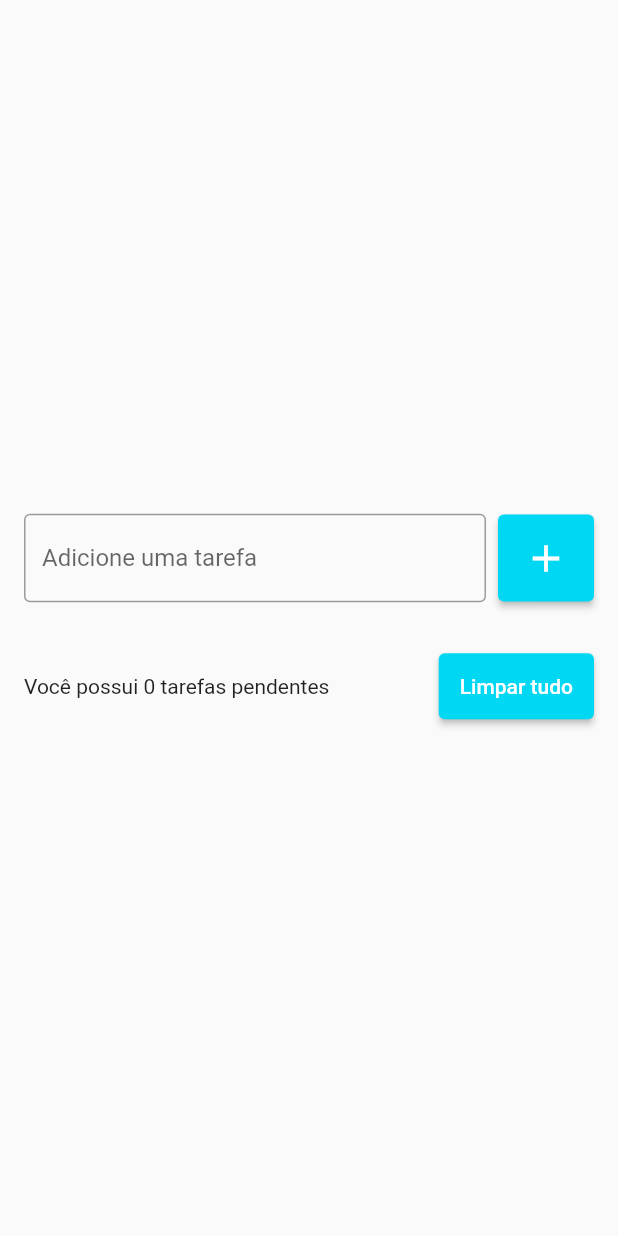
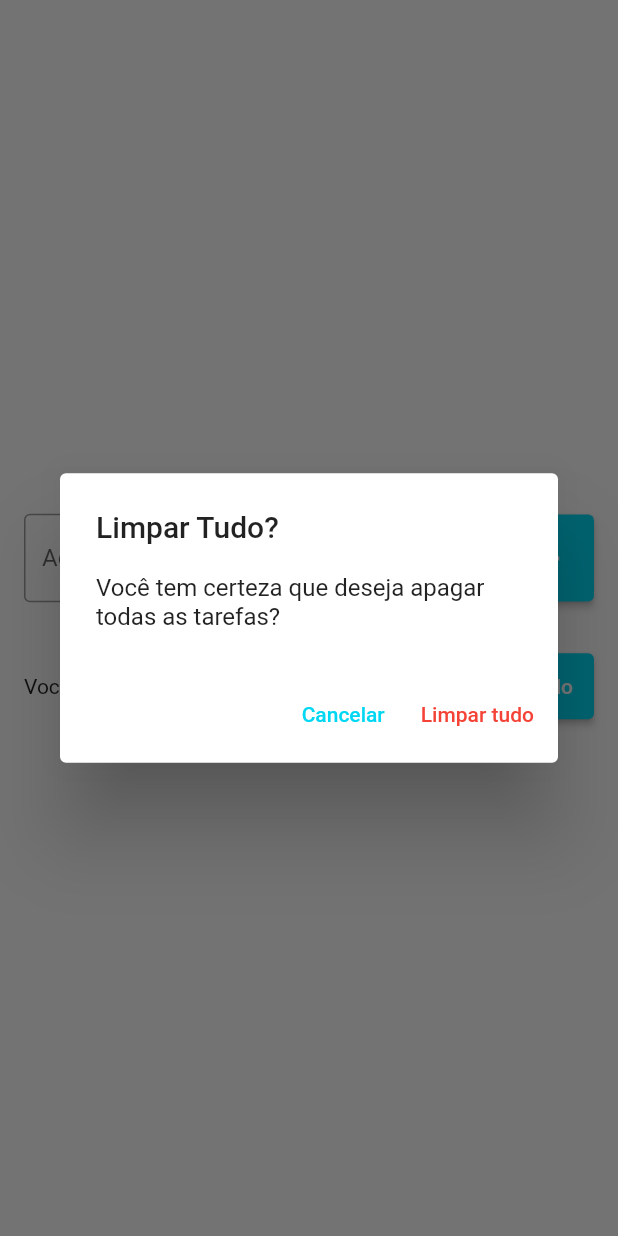
Before and after one commit to Ryan-lima13/lista_tarefas, a Flutter app: the screen it shows after launch, after a tap on "Limpar tudo", on a phone screen of 412 x 824 dp. Run offline on Flutter 3.47's test engine with Material 2 defaults, Android fonts, the phone set to English and light mode, and no system bars; our stand-ins replace flutter_slidable.

Commit message:
deletando todas as tatefas

```diff
--- a/lib/pages/home.dart
+++ b/lib/pages/home.dart
@@ -12,6 +12,9 @@ class Home extends StatefulWidget {
 
 class _HomeState extends State<Home> {
    List<Lista> tarefas = [];
+   Lista? deletedLista;
+   int? deleteListaPos;
+
 
 
 
@@ -96,7 +99,7 @@ class _HomeState extends State<Home> {
                         primary: Color(0xff00d7f3),
                         padding: EdgeInsets.all(14)
                       ),
-                        onPressed: (){},
+                        onPressed: showDeleteListaConfirmacao,
                         child: Text('Limpar tudo')
                     )
                   ],
@@ -112,8 +115,69 @@ class _HomeState extends State<Home> {
     );
   }
   void onDelete(Lista todo){
+    deletedLista = todo;
+    deleteListaPos = tarefas.indexOf(todo);
     setState((){
       tarefas.remove(todo);
     });
+    ScaffoldMessenger.of(context).clearSnackBars();
+    ScaffoldMessenger.of(context).showSnackBar(
+      SnackBar(
+          content: Text('Tarefa ${todo.title} foi removida com sucesso!',
+            style: TextStyle(
+              color: Color(0xff060708)
+            ),
+          ),
+        backgroundColor: Colors.white,
+        action: SnackBarAction(
+          label: 'Desfazer',
+          textColor: const Color(0xff00d7f3),
+          onPressed: (){
+            setState((){
+              tarefas.insert(deleteListaPos!, deletedLista!);
+            });
+          },
+        ) ,
+        duration: const Duration(seconds: 5),
+
+      ),
+
+    );
+  }
+  void showDeleteListaConfirmacao(){
+    showDialog(context: context, builder: (context)=> AlertDialog(
+      title: Text('Limpar Tudo?'),
+      content:  Text('Você tem certeza que deseja apagar todas as tarefas?'),
+      actions: [
+        TextButton(
+            onPressed: (){
+              Navigator.of(context).pop();
+            },
+            child: Text('Cancelar'),
+          style: TextButton.styleFrom(
+            primary: Color(0xff00d7f3),
+          ),
+        ),
+        TextButton(
+            onPressed: (){
+              Navigator.of(context).pop();
+              deleteAllTodos();
+
+            },
+            style: TextButton.styleFrom(
+              primary: Colors.red
+            ),
+            child: Text('Limpar tudo')
+        )
+      ],
+
+    ),
+    );
+
+  }
+  void deleteAllTodos(){
+    setState((){
+      tarefas.clear();
+    });
   }
 }
```
